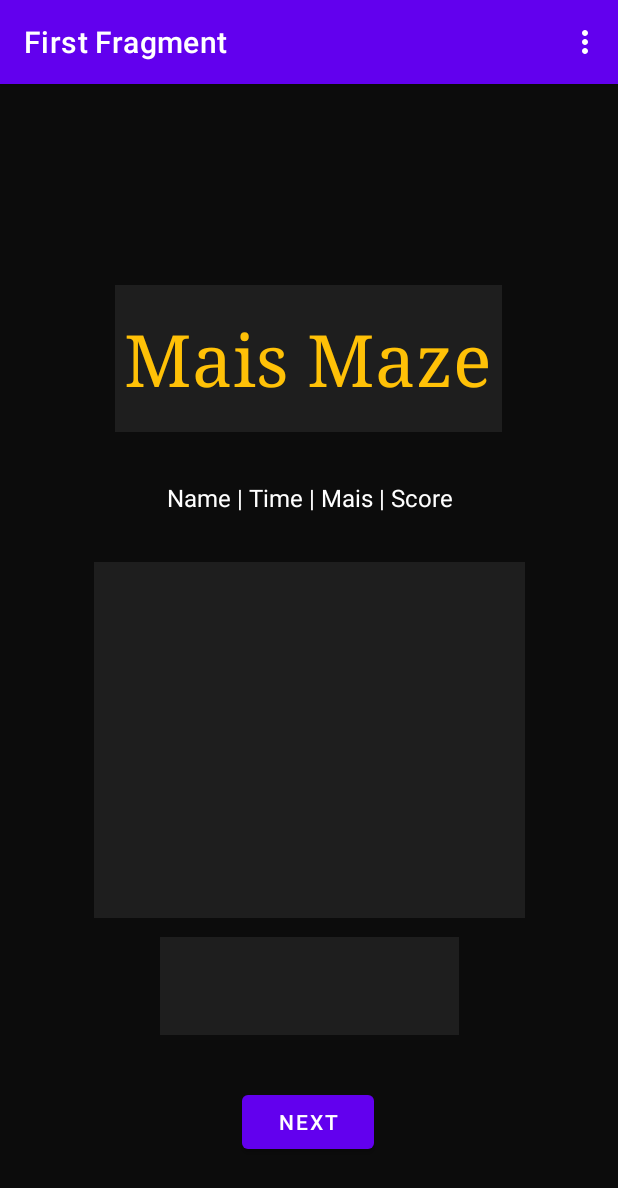
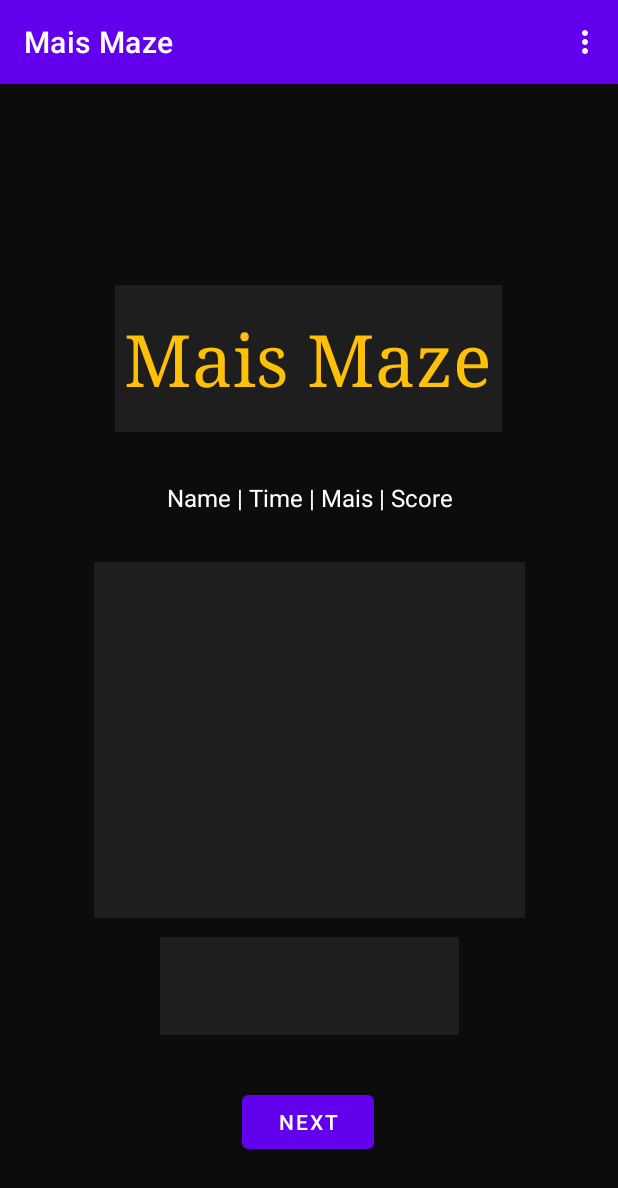
Before and after one commit to kueschallCarl/MUC2, an Android app: the screen it shows after launch (MainActivity), on a phone screen of 412 x 824 dp. Shown: the top 1188 px of the screen. Run offline under Robolectric (Android 15) with nearby library versions, the phone set to English and light mode, and no system bars; our stand-ins replace navigation-ui; libraries missing offline, so code that uses them is left out: org.eclipse.paho.

Commit message:
toolbar names defined

```diff
--- a/Menu_Template/app/src/main/res/layout/activity_main.xml
+++ b/Menu_Template/app/src/main/res/layout/activity_main.xml
@@ -16,6 +16,7 @@
             android:layout_width="match_parent"
             android:layout_height="?attr/actionBarSize"
             android:background="?attr/colorPrimary"
+            app:title="@string/app_name"
             app:popupTheme="@style/Theme.Menu_Template.PopupOverlay" />
 
     </com.google.android.material.appbar.AppBarLayout>
--- a/Menu_Template/app/src/main/res/values/strings.xml
+++ b/Menu_Template/app/src/main/res/values/strings.xml
@@ -2,8 +2,8 @@
     <string name="app_name">Menu_Template</string>
     <string name="action_settings">Settings</string>
     <!-- Strings used for fragments for navigation -->
-    <string name="first_fragment_label">First Fragment</string>
-    <string name="second_fragment_label">Second Fragment</string>
+    <string name="first_fragment_label">Mais Maze</string>
+    <string name="second_fragment_label">Reach the green pixel!</string>
     <string name="next">Next</string>
     <string name="previous">Previous</string>
 
```
Also changed, not shown: 1 other file.
